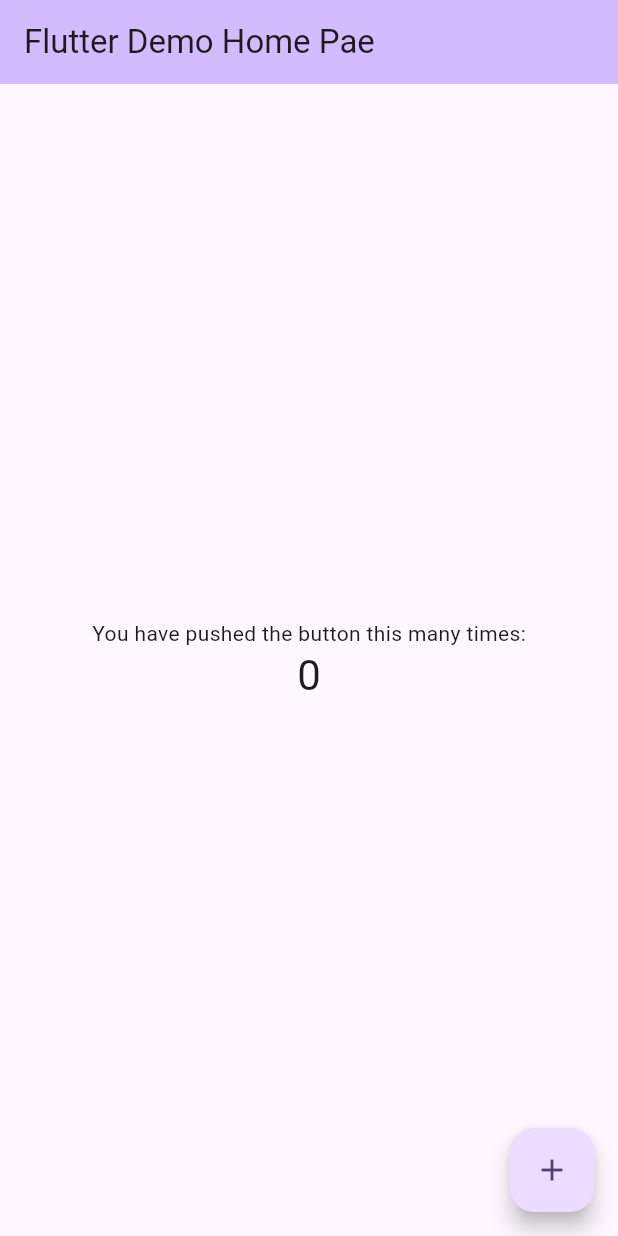
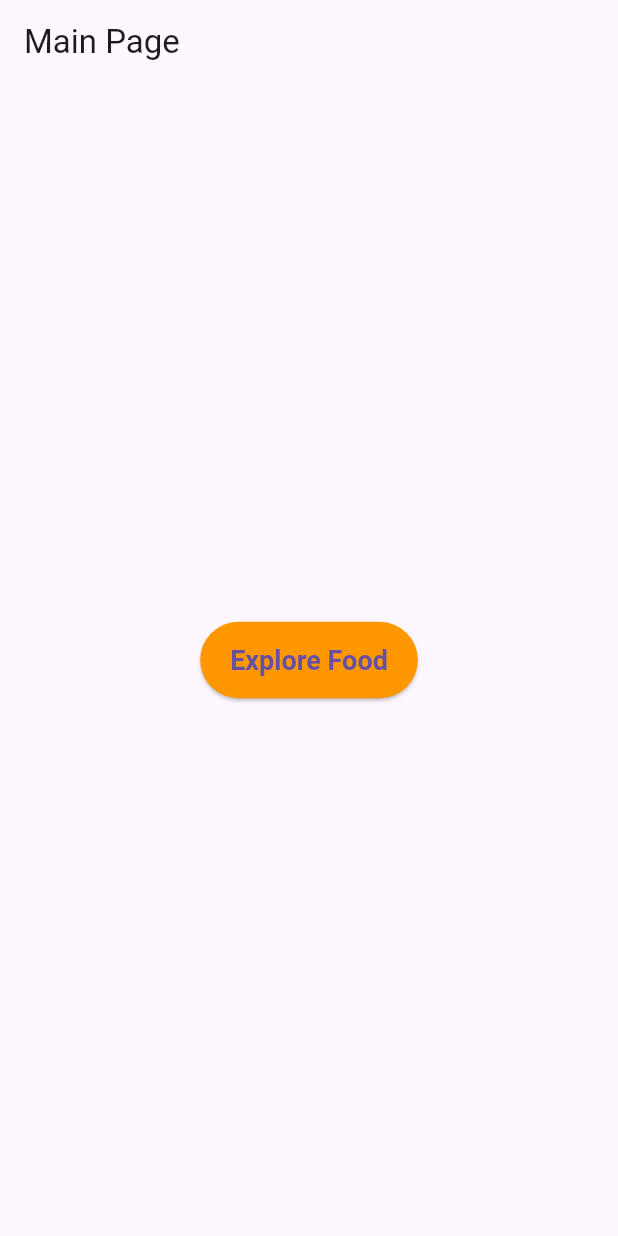
Before and after one commit to ilyes422/flutterProject, a Flutter app: the screen it shows after launch, on a phone screen of 412 x 824 dp. Run offline on Flutter 3.47's test engine with Material 3 defaults, Android fonts, the phone set to English and light mode, and no system bars.

```diff
--- a/lib/main.dart
+++ b/lib/main.dart
@@ -1,68 +1,46 @@
 import 'package:flutter/material.dart';
+import 'food_page.dart';
 
 void main() {
-  runApp(const MyApp());
+  runApp(MyApp());
 }
 
 class MyApp extends StatelessWidget {
-  const MyApp({super.key});
-
-
   @override
   Widget build(BuildContext context) {
     return MaterialApp(
-      title: 'Flutter Demo',
+      debugShowCheckedModeBanner: false,
+      title: 'Main App',
       theme: ThemeData(
-         colorScheme: ColorScheme.fromSeed(seedColor: Colors.deepPurple),
-        useMaterial3: true,
+        primarySwatch: Colors.orange,
       ),
-      home: const MyHomePage(title: 'Flutter Demo Home Pae'),
+      home: MainPage(),
     );
   }
 }
 
-class MyHomePage extends StatefulWidget {
-  const MyHomePage({super.key, required this.title});
-  final String title;
-
-  @override
-  State<MyHomePage> createState() => _MyHomePageState();
-}
-
-class _MyHomePageState extends State<MyHomePage> {
-  int _counter = 0;
-
-  void _incrementCounter() {
-    setState(() {
-      _counter++;
-    });
-  }
-
+class MainPage extends StatelessWidget {
   @override
   Widget build(BuildContext context) {
     return Scaffold(
       appBar: AppBar(
-        backgroundColor: Theme.of(context).colorScheme.inversePrimary,
-        title: Text(widget.title),
+        title: Text('Main Page'),
       ),
       body: Center(
-        child: Column(
-          mainAxisAlignment: MainAxisAlignment.center,
-          children: <Widget>[
-            const Text(
-              'You have pushed the button this many times:',
-            ),
-            Text(
-              '$_counter',
-              style: Theme.of(context).textTheme.headlineMedium,
-            ),
-          ],
+        child: ElevatedButton(
+          onPressed: () {
+            Navigator.push(
+              context,
+              MaterialPageRoute(builder: (context) => FoodPage()),
+            );
+          },
+          child: Text('Explore Food'),
+          style: ElevatedButton.styleFrom(
+            backgroundColor: Colors.orange,
+            padding: EdgeInsets.symmetric(horizontal: 20, vertical: 15),
+            textStyle: TextStyle(fontSize: 18, fontWeight: FontWeight.bold),
+          ),
         ),
-      ),
-      floatingActionButton: FloatingActionButton(
-        onPressed: _incrementCounter,
-        tooltip: 'Increment',
-        child: const Icon(Icons.add),
       ),
     );
   }
--- a/pubspec.yaml
+++ b/pubspec.yaml
@@ -35,6 +35,7 @@ dependencies:
   # The following adds the Cupertino Icons font to your application.
   # Use with the CupertinoIcons class for iOS style icons.
   cupertino_icons: ^1.0.8
+  http: ^1.2.2
 
 dev_dependencies:
   flutter_test:
```
Also changed, not shown: lib/food_page.dart (added, +123 -0 lines), pubspec.lock.
